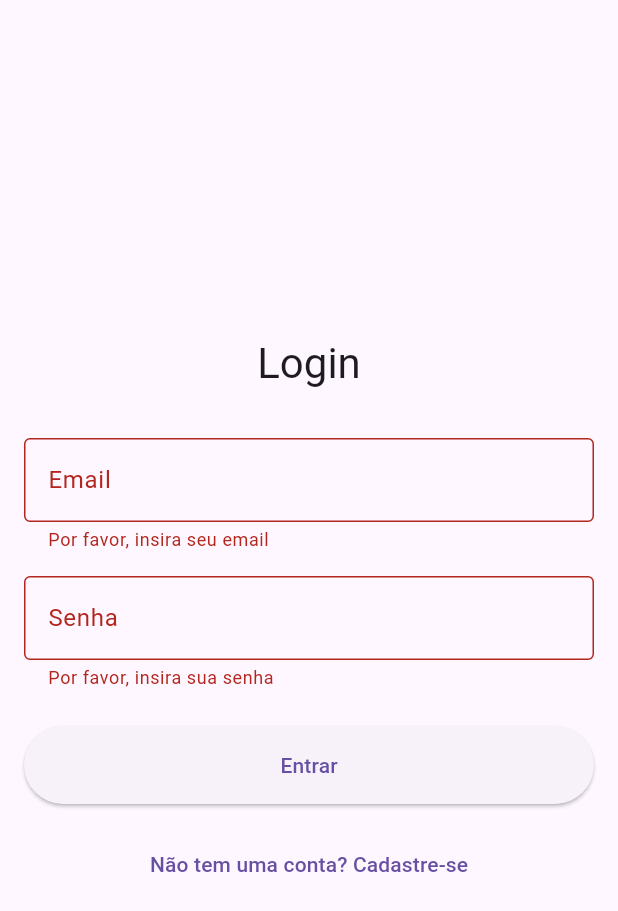
After one commit to Edson3-eng/proj1pdm, a Flutter app: the LoginScreen screen opened by its route, after a tap on "Entrar", on a phone screen of 412 x 824 dp. The commit adds this screen. Shown: the top 911 px of the screen. Run offline on Flutter 3.47's test engine with Material 3 defaults, Android fonts, the light colour scheme and no system bars; our stand-ins replace shared_preferences, sqflite, sqflite_common_ffi; accounts and stored records are empty.

Commit message:
main actualizado

```diff
--- a/joblink/lib/main.dart
+++ b/joblink/lib/main.dart
@@ -1,4 +1,5 @@
 import 'package:flutter/material.dart';
+import 'package:joblink/screens/auth/login.dart';
 import 'screens/auth/register_screen.dart';
 import 'package:sqflite/sqflite_dev.dart';
 import 'package:sqflite_common_ffi/sqflite_ffi.dart';
@@ -23,6 +24,8 @@ class MyApp extends StatelessWidget {
       initialRoute: '/',
       routes: {
         '/': (context) => RegisterScreen(),
+        '/login': (context) => LoginScreen(),
+
       },
     );
   }
--- /dev/null
+++ b/joblink/lib/screens/auth/login.dart
@@ -0,0 +1,115 @@
+import 'package:flutter/material.dart';
+import '../../services/auth/auth_services.dart';
+import '../home/home_screen.dart';
+
+class LoginScreen extends StatefulWidget {
+  @override
+  _LoginScreenState createState() => _LoginScreenState();
+}
+
+class _LoginScreenState extends State<LoginScreen> {
+  final _formKey = GlobalKey<FormState>();
+  final _emailController = TextEditingController();
+  final _passwordController = TextEditingController();
+  final _authService = AuthServices();
+  bool _isLoading = false;
+
+  Future<void> _login() async {
+    if (_formKey.currentState!.validate()) {
+      setState(() => _isLoading = true);
+
+      final user = await _authService.login(
+        _emailController.text,
+        _passwordController.text,
+      );
+
+      setState(() => _isLoading = false);
+
+      if (user != null) {
+        Navigator.pushReplacement(
+          context,
+          MaterialPageRoute(
+            builder: (context) => HomeScreen(user: user),
+          ),
+        );
+      } else {
+        ScaffoldMessenger.of(context).showSnackBar(
+          const SnackBar(
+            content: Text('Email ou senha incorretos'),
+          ),
+        );
+      }
+    }
+  }
+
+  @override
+  Widget build(BuildContext context) {
+    return Scaffold(
+      body: SafeArea(
+        child: Padding(
+          padding: EdgeInsets.all(16.0),
+          child: Form(
+            key: _formKey,
+            child: Column(
+              mainAxisAlignment: MainAxisAlignment.center,
+              crossAxisAlignment: CrossAxisAlignment.stretch,
+              children: [
+                Text(
+                  'Login',
+                  style: Theme.of(context).textTheme.headlineMedium,
+                  textAlign: TextAlign.center,
+                ),
+                SizedBox(height: 32),
+                TextFormField(
+                  controller: _emailController,
+                  decoration: InputDecoration(
+                    labelText: 'Email',
+                    border: OutlineInputBorder(),
+                  ),
+                  keyboardType: TextInputType.emailAddress,
+                  validator: (value) {
+                    if (value == null || value.isEmpty) {
+                      return 'Por favor, insira seu email';
+                    }
+                    return null;
+                  },
+                ),
+                SizedBox(height: 16),
+                TextFormField(
+                  controller: _passwordController,
+                  decoration: InputDecoration(
+                    labelText: 'Senha',
+                    border: OutlineInputBorder(),
+                  ),
+                  obscureText: true,
+                  validator: (value) {
+                    if (value == null || value.isEmpty) {
+                      return 'Por favor, insira sua senha';
+                    }
+                    return null;
+                  },
+                ),
+                SizedBox(height: 24),
+                ElevatedButton(
+                  onPressed: _isLoading ? null : _login,
+                  child:
+                      _isLoading ? CircularProgressIndicator() : Text('Entrar'),
+                  style: ElevatedButton.styleFrom(
+                    padding: EdgeInsets.symmetric(vertical: 16),
+                  ),
+                ),
+                SizedBox(height: 16),
+                TextButton(
+                  onPressed: () {
+                    Navigator.pushNamed(context, '/register');
+                  },
+                  child: Text('Não tem uma conta? Cadastre-se'),
+                ),
+              ],
+            ),
+          ),
+        ),
+      ),
+    );
+  }
+}
```
Also changed, not shown: joblink/lib/screens/job/job_details.dart (added, +53 -0 lines).
